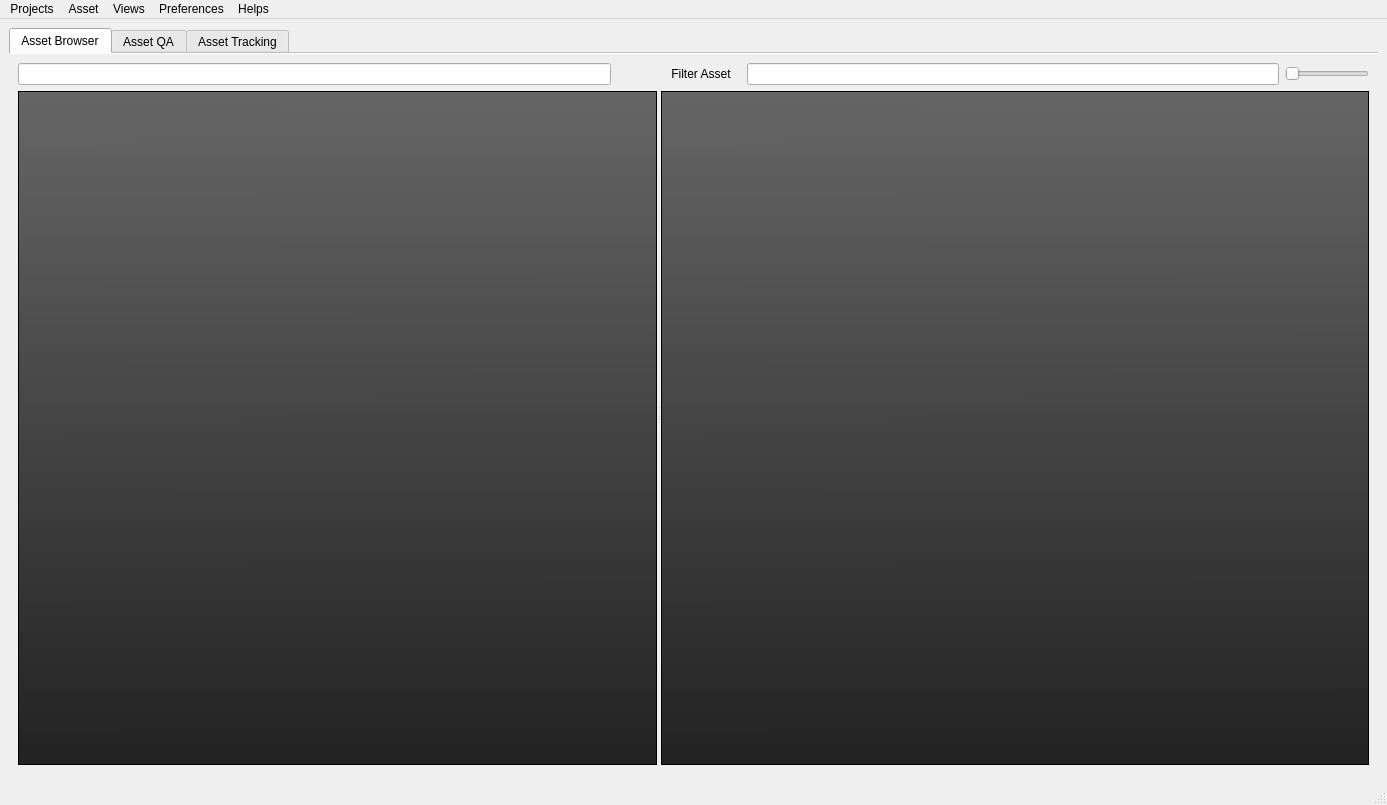
Old version of the form src/developer/main/assetContent/widget/ui/AssetContentUI.ui in the repository code-google-com/mayatools.
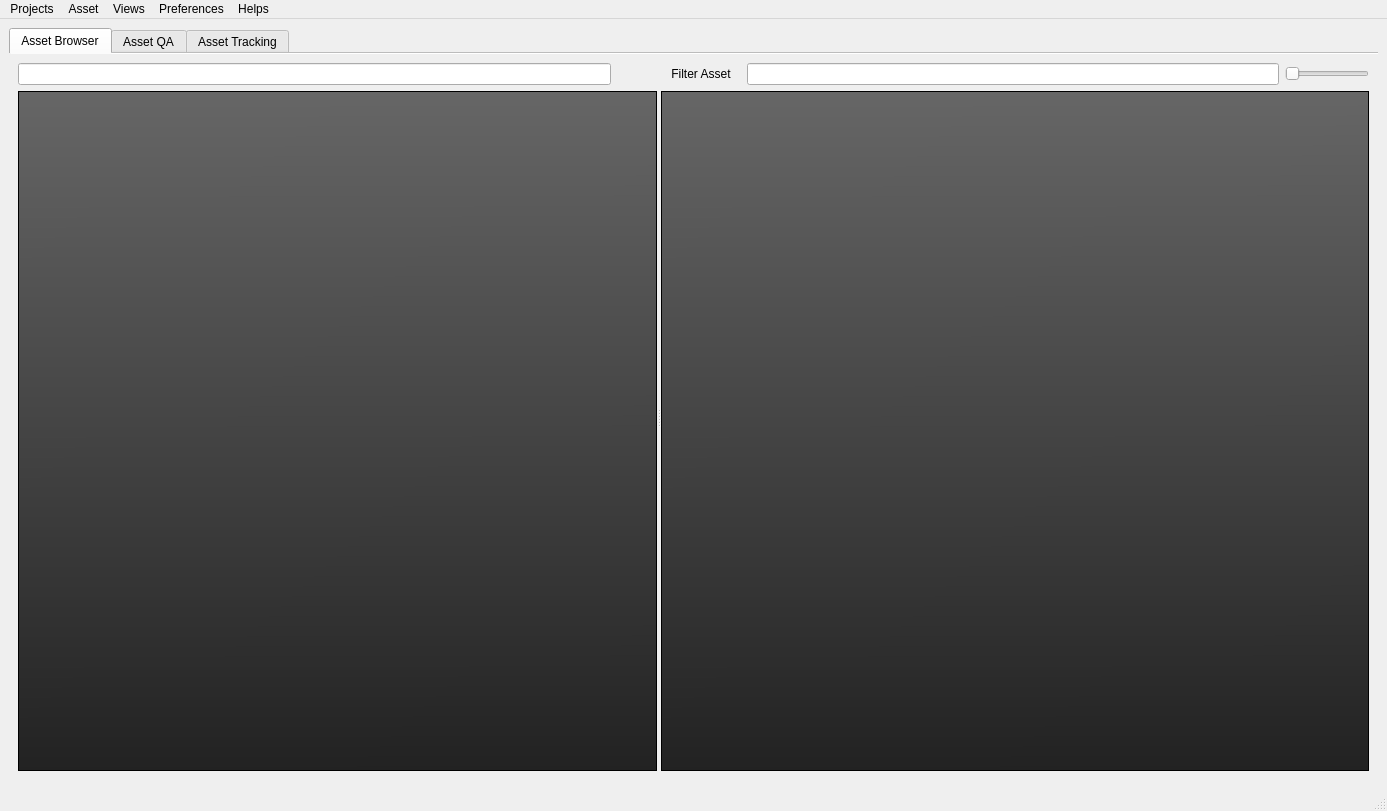
New version of the form. Icons and pictures are not drawn.

```diff
--- a/src/developer/main/assetContent/widget/ui/AssetContentUI.ui
+++ b/src/developer/main/assetContent/widget/ui/AssetContentUI.ui
@@ -7,14 +7,14 @@
     <x>0</x>
     <y>0</y>
     <width>1387</width>
-    <height>805</height>
+    <height>811</height>
    </rect>
   </property>
   <property name="windowTitle">
    <string>Asset Content</string>
   </property>
-  <property name="styleSheet">
-   <string notr="true"/>
+  <property name="windowOpacity">
+   <double>0.000000000000000</double>
   </property>
   <property name="documentMode">
    <bool>true</bool>
```
Left out of the diff: 3 changed lines with no effect on the pictures.
